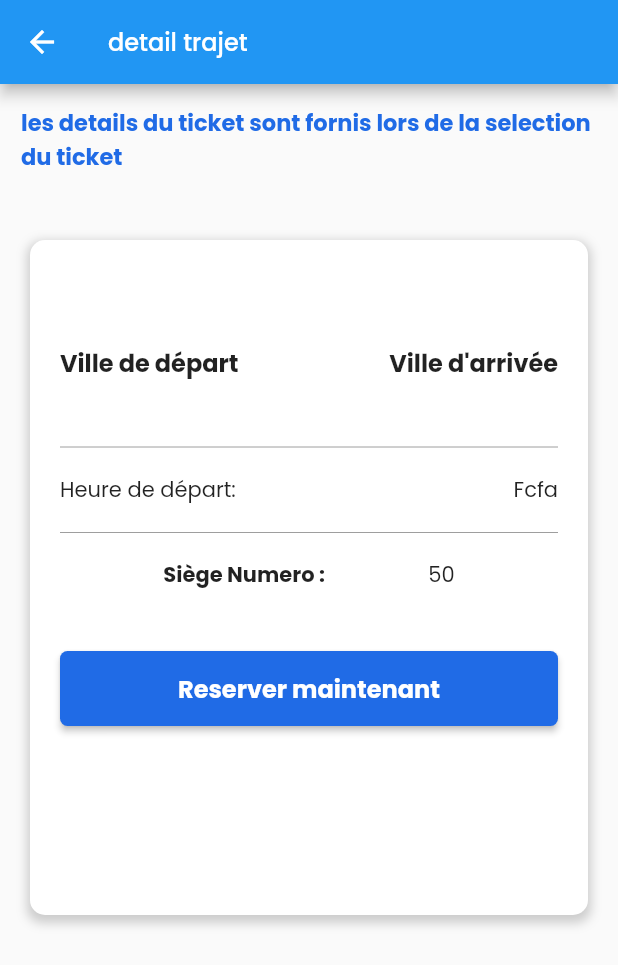
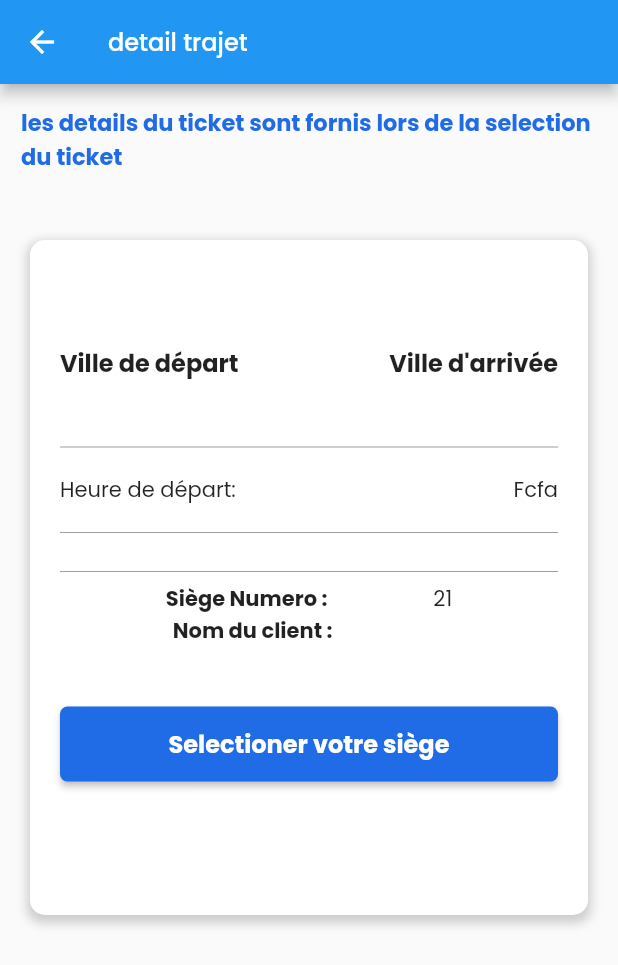
Before and after one commit to cabrelshadow/TaxiApp, a Flutter app: the DetailTrajet screen opened directly with empty values, on a phone screen of 412 x 824 dp. Shown: the top 965 px of the screen. Run offline on Flutter 3.47's test engine with Material 2 defaults, Android fonts, the phone set to English and light mode, and no system bars; our stand-ins replace cloud_firestore, firebase_auth, firebase_core, firebase_storage, flutter_svg, get and 6 more; missing offline and left inert: dart:ffi, fl_country_code_picker, flutter_google_places, google_maps_webservice; accounts and stored records are empty.

Commit message:
add function for generate ticket number and add the paiement page

```diff
--- a/lib/main.dart
+++ b/lib/main.dart
@@ -40,11 +40,7 @@ class MyApp extends StatelessWidget {
         textTheme: GoogleFonts.poppinsTextTheme(textTheme),
       ),
 
-      home:NavBar(),
-
-
-
-
+      home:Splashscreen(),
 
 
     );
--- a/lib/views/detailtrajet.dart
+++ b/lib/views/detailtrajet.dart
@@ -1,3 +1,5 @@
+import 'dart:math';
+
 import 'package:flutter/material.dart';
 import 'package:get/get.dart';
 import 'package:get/get_core/src/get_main.dart';
@@ -6,24 +8,36 @@ import 'package:taxiapp/views/sierge.dart';
 import 'package:taxiapp/views/test.dart';
 
 import '../constants/colors.dart';
+import '../controller/auth_controller.dart';
 import '../models/trajetmodels/trajetmodel.dart';
 
 class DetailTrajet extends StatefulWidget {
 
   final  Trajet trajet;
-  const DetailTrajet({Key? key, required this.trajet,}) : super(key: key);
+ DetailTrajet({Key? key, required this.trajet,}) : super(key: key);
 
   @override
   State<DetailTrajet> createState() => _DetailTrajetState();
+
+
+
 }
 
 class _DetailTrajetState extends State<DetailTrajet> {
   get  index => null;
+  AuthController authController= Get.find<AuthController>();
+  @override
+  void initState(){
+    super.initState();
+    authController.getUser();
 
+  }
+  Widget build(BuildContext context) {
 
-
-  @override
-  Widget build(BuildContext context) {
+    var villedepart= widget.trajet.villeDepart;
+    var villeArriver= widget.trajet.villeArrivee;
+    var villeheurDepart= widget.trajet.heureDepart;
+    var prix= widget.trajet.prix;
     return Scaffold(
       appBar: AppBar(
         title: Text("detail trajet  " ,style: GoogleFonts.poppins( fontSize: 16),),
@@ -66,7 +80,7 @@ class _DetailTrajetState extends State<DetailTrajet> {
               children: [
                 Row(
                   mainAxisAlignment: MainAxisAlignment.spaceBetween,
-                  children: [
+                  children: const [
                     Text('Ville de départ', style: TextStyle(fontSize: 16, fontWeight: FontWeight.bold)),
                     Text('Ville d\'arrivée', style: TextStyle(fontSize: 16, fontWeight: FontWeight.bold)),
                   ],
@@ -85,6 +99,7 @@ class _DetailTrajetState extends State<DetailTrajet> {
                 Row(
                   mainAxisAlignment: MainAxisAlignment.spaceBetween,
                   children: [
+
                     Text('Heure de départ: ${widget.trajet.heureDepart}', style:GoogleFonts.poppins( fontSize: 14)),
                     Text('${widget.trajet.prix} Fcfa',  style:GoogleFonts.poppins( fontSize: 14)),
                   ],
@@ -92,16 +107,33 @@ class _DetailTrajetState extends State<DetailTrajet> {
                 SizedBox(height: 10),
                 Divider(color: Colors.grey),
                 SizedBox(height: 10),
+                Divider(color: Colors.grey),
                 Row(
                   mainAxisAlignment: MainAxisAlignment.spaceEvenly,
                   children: [
+
+
+                    // Générer 10 nombres aléatoires
+
                     Text('Siège Numero :',style:GoogleFonts.poppins(fontWeight: FontWeight.bold, fontSize: 14),),
-                    Text('50', style:GoogleFonts.poppins( fontSize: 14)),
+                    Text('${RandomNumberGenerator.generateRandomNumber().toString()}', style:GoogleFonts.poppins( fontSize: 14)),
+                  ],
+                ),
+                Row(
+                  mainAxisAlignment: MainAxisAlignment.spaceEvenly,
+                  children: [
+
+
+                    // Générer 10 nombres aléatoires
+
+                    Text('Nom du client :',style:GoogleFonts.poppins(fontWeight: FontWeight.bold, fontSize: 14),),
+                    Text('${authController.myuser.value.Unom?? ""}', style:GoogleFonts.poppins( fontSize: 14)),
                   ],
                 ),
                 SizedBox(height: 40,),
-                greenButton("Reserver maintenant",(){
-                  Get.to(Sierge());
+                greenButton("Selectioner votre siège",(){
+                  Get.to(ClientPlace());
+
                 })
               ],
             ),
@@ -113,7 +145,9 @@ class _DetailTrajetState extends State<DetailTrajet> {
       ),
     );
   }
+
 }
+
 Widget greenButton(String title, Function onPressed) {
   return MaterialButton(
     minWidth: Get.width,
@@ -127,4 +161,21 @@ Widget greenButton(String title, Function onPressed) {
           fontSize: 16, fontWeight: FontWeight.bold, color: Colors.white),
     ),
   );
+
 }
+class RandomNumberGenerator {
+  static final _random = Random();
+  static final Set<int> _generatedNumbers = {};
+
+  static int generateRandomNumber() {
+    int randomNumber;
+
+    do {
+      randomNumber = _random.nextInt(50) + 1;
+    } while (_generatedNumbers.contains(randomNumber));
+
+    _generatedNumbers.add(randomNumber);
+
+    return randomNumber;
+  }
+}
```
Also changed, not shown: lib/controller/sierge_controller.dart (+9 -1 lines), lib/views/paiement.dart (added, +29 -0 lines), lib/views/sierge.dart (+99 -30 lines).
